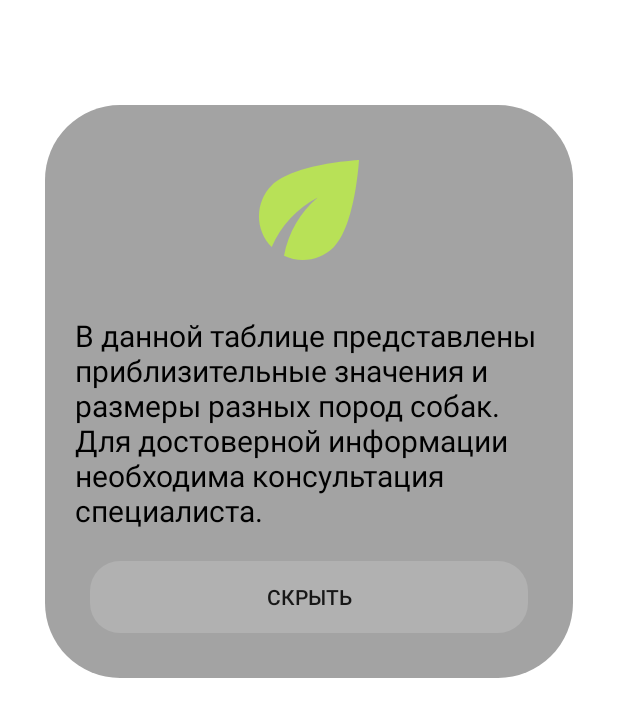
After one commit to qwezzet/ChooseADog, an Android app: the layout dialog_layout_tabl.xml on its own in the app's theme, with its tools: preview values and no code run, on a phone screen of 412 x 824 dp. The commit adds this screen. Shown: the top 717 px of the screen. Run offline under Robolectric (Android 15) with nearby library versions, the phone set to English and light mode, and no system bars.

Commit message:
lastest update (maybe no)

```diff
--- a/app/src/main/AndroidManifest.xml
+++ b/app/src/main/AndroidManifest.xml
@@ -1,5 +1,6 @@
 <?xml version="1.0" encoding="utf-8"?>
 <manifest xmlns:android="http://schemas.android.com/apk/res/android"
+    xmlns:tools="http://schemas.android.com/tools"
     package="com.example.myproject">
 
     <application
@@ -11,7 +12,7 @@
         android:theme="@style/Theme.MyProject">
         <activity
             android:name=".SplashActivity"
-            android:exported="true" >
+            android:exported="true">
             <intent-filter>
                 <action android:name="android.intent.action.MAIN" />
 
--- a/app/src/main/java/com/example/myproject/TwoActivity.java
+++ b/app/src/main/java/com/example/myproject/TwoActivity.java
@@ -1,7 +1,6 @@
 package com.example.myproject;
 
 import android.annotation.SuppressLint;
-import android.content.Context;
 import android.content.Intent;
 import android.content.pm.ActivityInfo;
 import android.graphics.drawable.Drawable;
--- /dev/null
+++ b/app/src/main/res/layout/dialog_layout_tabl.xml
@@ -0,0 +1,51 @@
+<?xml version="1.0" encoding="utf-8"?>
+<LinearLayout xmlns:android="http://schemas.android.com/apk/res/android"
+    xmlns:tools="http://schemas.android.com/tools"
+    android:id="@+id/dialLayTable"
+    android:layout_width="match_parent"
+    android:layout_height="match_parent"
+    android:gravity="center_horizontal"
+    android:orientation="vertical"
+    android:padding="20dp">
+
+    <LinearLayout
+        android:layout_width="match_parent"
+        android:layout_height="wrap_content"
+        android:layout_marginStart="10dp"
+        android:layout_marginTop="50dp"
+        android:layout_marginEnd="10dp"
+        android:layout_marginBottom="50dp"
+        android:background="@drawable/dialog_background"
+        android:orientation="vertical"
+        android:paddingTop="20dp"
+        android:paddingBottom="20dp"
+        tools:ignore="UselessParent">
+
+        <ImageView
+            android:layout_width="100dp"
+            android:layout_height="100dp"
+            android:layout_gravity="center"
+            android:src="@drawable/icon_tree_list"
+            tools:ignore="ContentDescription" />
+
+        <TextView
+            android:layout_width="wrap_content"
+            android:layout_height="wrap_content"
+            android:layout_margin="20dp"
+            android:text="@string/tablalert"
+            android:textColor="@color/black"
+            android:textSize="20sp" />
+
+        <android.widget.Button
+            android:id="@+id/abcBtn"
+            android:layout_width="match_parent"
+            android:layout_height="wrap_content"
+            android:layout_gravity="center"
+            android:layout_marginLeft="30sp"
+            android:layout_marginRight="30sp"
+            android:layout_marginBottom="10dp"
+            android:background="@drawable/customsearchview"
+            android:padding="10dp"
+            android:text="@string/unshow" />
+    </LinearLayout>
+</LinearLayout>
--- a/app/src/main/res/values/strings.xml
+++ b/app/src/main/res/values/strings.xml
@@ -17,6 +17,7 @@
         <item>Удачного выбора!</item>
         <item>Спасибо за понимание!</item>
     </string-array>
+
     <string-array name="aboutsizesintable">
         <item>Чаще всего питомца маленького размера заводят по простой причине — он не требует много места. Дома ему понадобится лежанка, хотя скорее всего малыш будет проводить время на диване рядом с хозяином. Любимца легко взять с собой в путешествие или гости, разместив в пути у себя на коленях.</item>
         <item>Данная разновидность собак очень хорошо подойдет каждому человеку, ведь породы включенные в эту разновидность не достигают больших размеров в росте, не требуют к себе особенного ухода, только любовь и ласка. Но несмотря на их маленький рост они очень умны и дружелюбны к людям.</item>
@@ -266,4 +267,5 @@
     <string name="all_delete">Все / Сброс</string>
     <string name="infab">-Тут будет информация о приложении-</string>
     <string name="unshow">Скрыть</string>
+    <string name="tablalert">В данной таблице представлены приблизительные значения и размеры разных пород собак. Для достоверной информации необходима консультация специалиста.</string>
 </resources>
```
Also changed, not shown: app/src/main/java/com/example/myproject/Table.java (+40 -18 lines).
